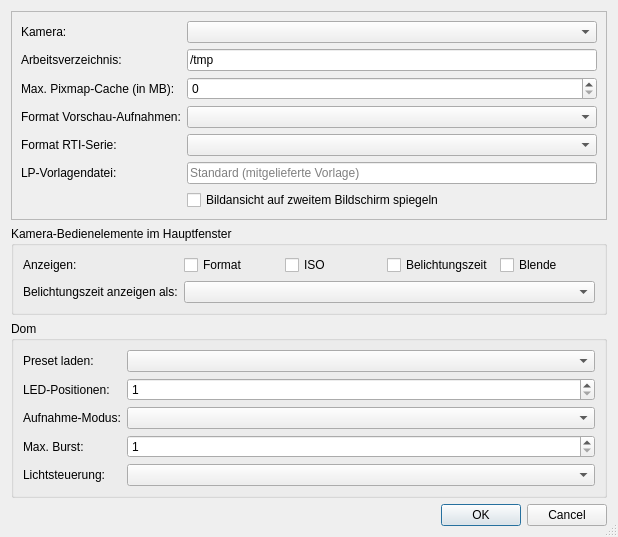
The window that ui/settings_dialog.ui (cceh/byzanz-capture) describes before a commit, drawn with Qt 5.
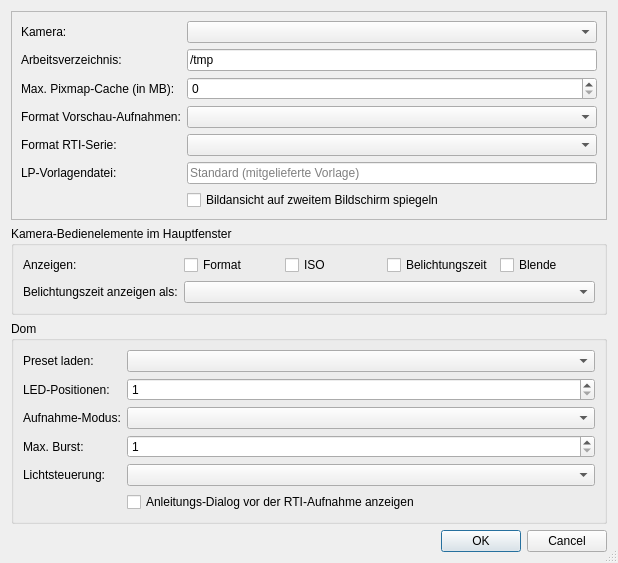
The same window after the commit.

Commit message:
feat(rti): make the pre-capture instruction dialog a dome setting
The "press the dome buttons" dialog is Cologne-dome hardware guidance —
noise on externally triggered domes. New dome/show_capture_instructions
flag (default true, so existing installs are unchanged) routed through
dome_config; checkbox in the dome settings group, preset-aware
(cologne: true, paris/manual: false). start_capture skips the dialog
when disabled.

Claude-Session: https://claude.ai/code/session_012NGbvoZA1tzbAfQ5xhRH6p

Diff of the .ui file:
```diff
--- a/ui/settings_dialog.ui
+++ b/ui/settings_dialog.ui
@@ -292,6 +292,16 @@
         </property>
        </widget>
       </item>
+      <item row="5" column="1">
+       <widget class="QCheckBox" name="domeShowInstructionsCheckbox">
+        <property name="text">
+         <string>Anleitungs-Dialog vor der RTI-Aufnahme anzeigen</string>
+        </property>
+        <property name="toolTip">
+         <string>Der „Knöpfe drücken“-Hinweis (Kölner Dom). Bei extern getriggerten Domen meist überflüssig.</string>
+        </property>
+       </widget>
+      </item>
      </layout>
     </widget>
    </item>
```
The commit also changes 6 other files.
